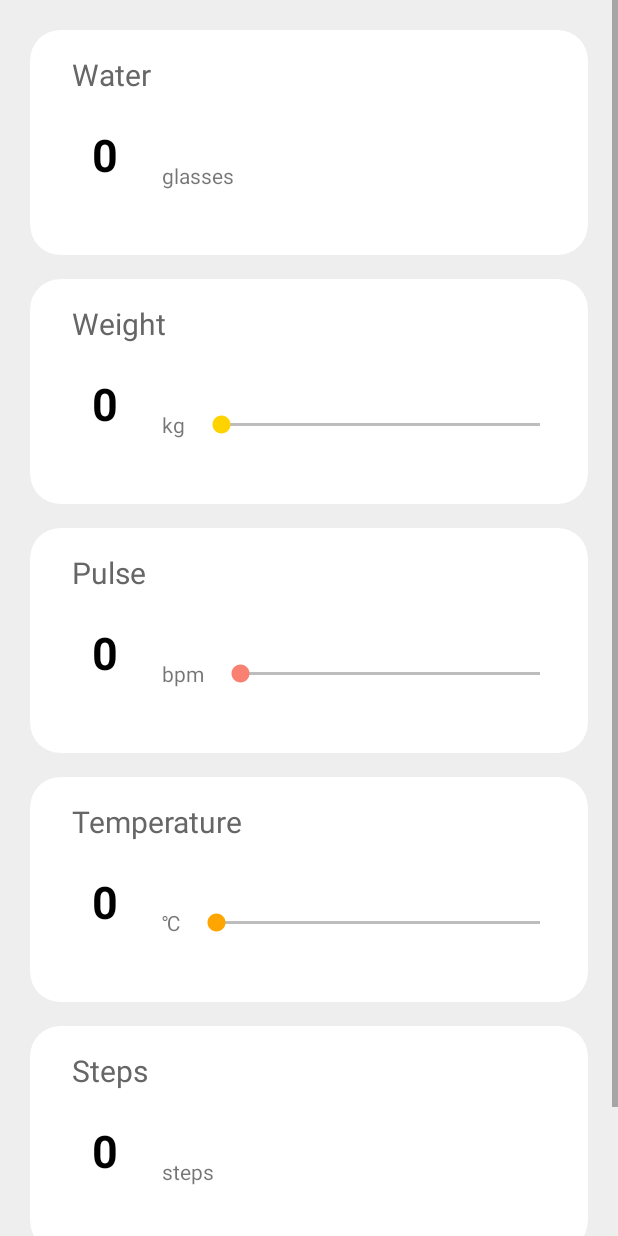
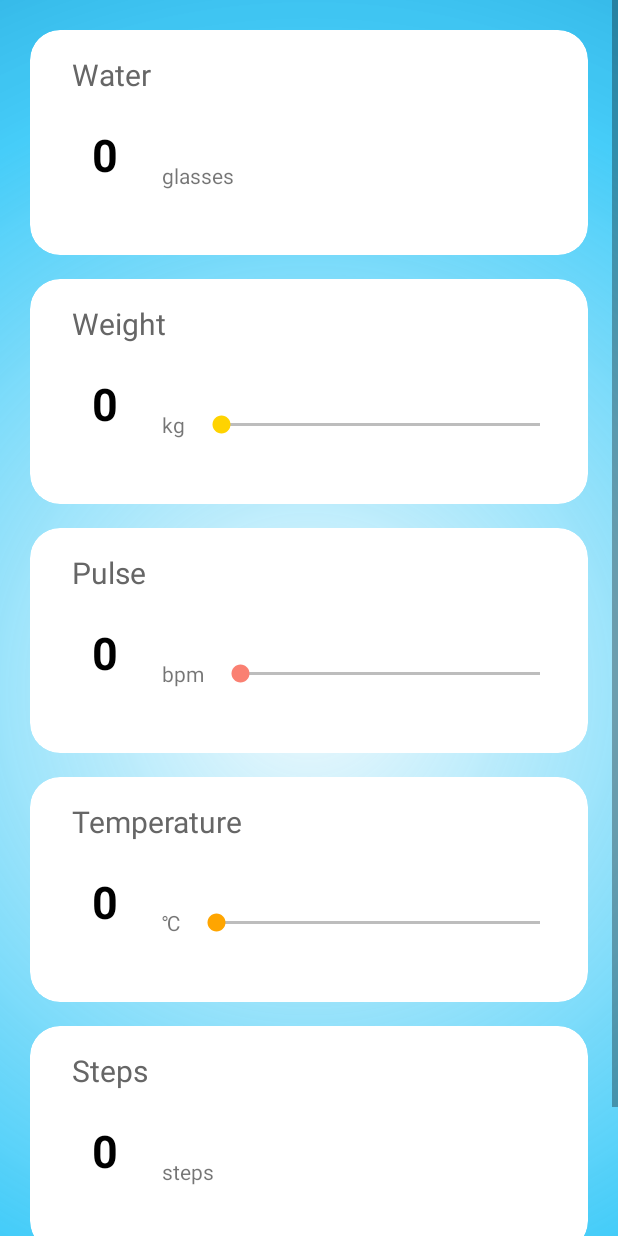
Before and after one commit to luiginic/ClientHTTP, an Android app: the DataEntryActivity screen opened directly, with no data from a screen before it, on a phone screen of 412 x 824 dp. Run offline under Robolectric (Android 15) with nearby library versions, the phone set to English and light mode, and no system bars.

Commit message:
Minor changes

```diff
--- /dev/null
+++ b/app/src/main/res/drawable/button_gradient_whites.xml
@@ -0,0 +1,13 @@
+<?xml version="1.0" encoding="utf-8"?>
+<shape xmlns:android="http://schemas.android.com/apk/res/android"
+    android:shape="rectangle">
+    <gradient
+        android:angle="0"
+        android:startColor="@color/colorAccent"
+
+        android:endColor="@color/colorAccent"
+        android:type="linear"
+        />
+    <corners android:radius="200dp"/>
+
+</shape>
--- a/app/src/main/res/layout/activity_data_entry.xml
+++ b/app/src/main/res/layout/activity_data_entry.xml
@@ -12,7 +12,7 @@
         android:layout_width="match_parent"
         android:layout_height="wrap_content"
         android:padding="20dp"
-
+        android:background="@drawable/gradient_background"
         android:orientation="vertical"
         >
 
@@ -450,9 +450,13 @@
 
         <Button
             android:layout_width="match_parent"
+            android:layout_marginStart="72dp"
+            android:layout_marginEnd="72dp"
+            android:layout_gravity="center"
             android:layout_height="50dp"
-            android:text="Send"
-            android:onClick="sendDailyData"/>
+            android:onClick="sendDailyData"
+            android:background="@drawable/button_gradient_whites"
+            android:text="Send" />
 
 
 
--- a/app/src/main/res/layout/activity_main.xml
+++ b/app/src/main/res/layout/activity_main.xml
@@ -29,7 +29,7 @@
             app:layout_constraintStart_toStartOf="parent"
             app:layout_constraintTop_toTopOf="parent">
 
-            <de.hdodenhof.circleimageview.CircleImageView xmlns:app="http://schemas.android.com/apk/res-auto"
+            <de.hdodenhof.circleimageview.CircleImageView
                 android:id="@+id/avatar"
                 android:layout_width="96dp"
                 android:layout_height="96dp"
--- a/app/src/main/res/values/colors.xml
+++ b/app/src/main/res/values/colors.xml
@@ -8,4 +8,5 @@
     <color name="buttonGradientLight">#B44DD3FF</color>
     <color name="buttonGradientLightDisable">#564DD3FF</color>
     <color name="buttonGradientDarkDisable">#5600AFFF</color>
+    <color name="colorAccentBlue">#B4E2F2FF</color>
 </resources>
```
Also changed, not shown: app/src/main/res/drawable/ic_send_black_24dp.xml (added, +9 -0 lines).
